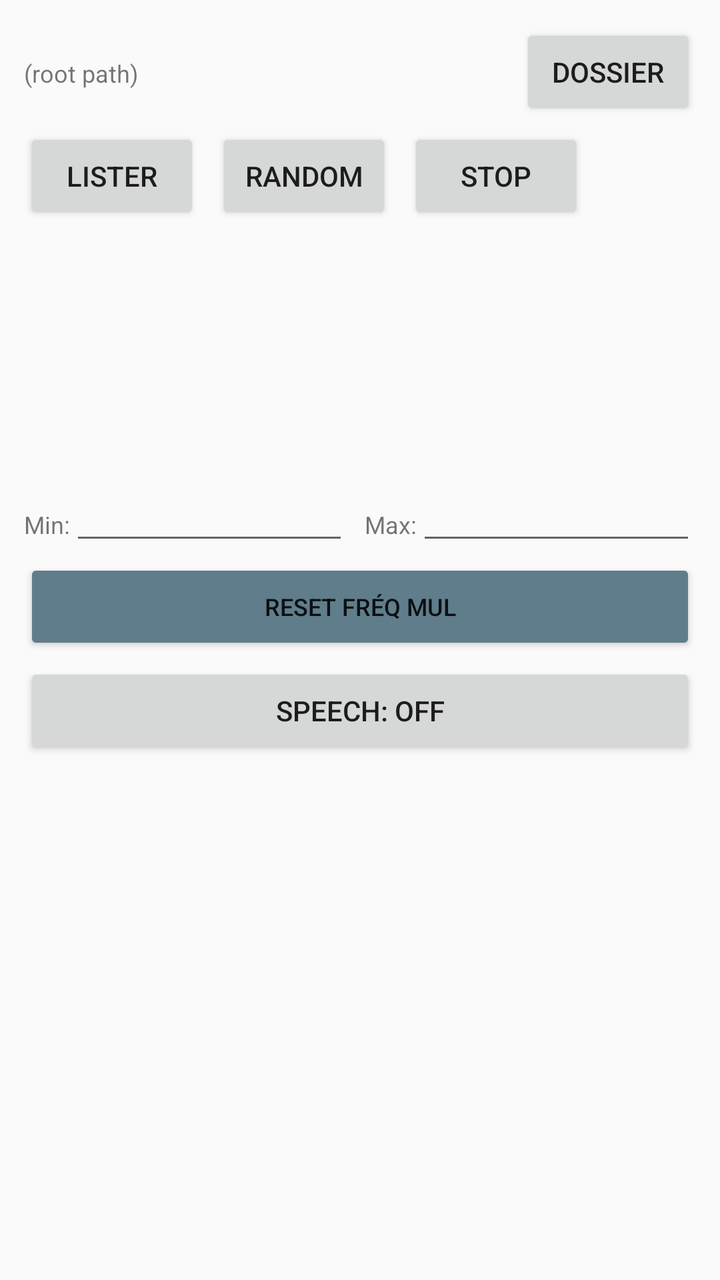
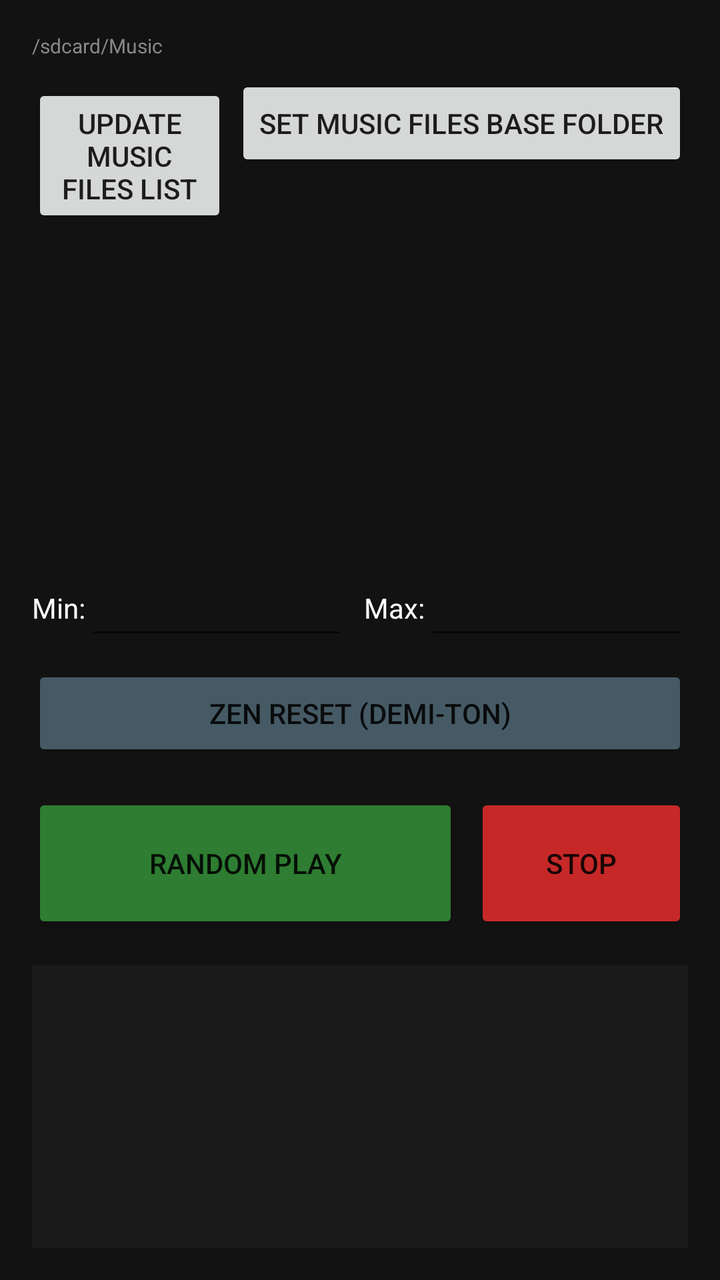

Two renders of the same Android screen: before a commit and after it. Below are the layout's source before the change and the commit's diff.
<!-- AndroidManifest.xml: application theme Theme.AppCompat.DayNight.NoActionBar -->
<!-- res/layout/activity_freqmul.xml -->
<?xml version="1.0" encoding="utf-8"?>
<LinearLayout xmlns:android="http://schemas.android.com/apk/res/android"
    android:layout_width="match_parent"
    android:layout_height="match_parent"
    android:orientation="vertical"
    android:padding="12dp">

    <LinearLayout
        android:layout_width="match_parent"
        android:layout_height="wrap_content"
        android:orientation="horizontal">
        <TextView android:id="@+id/text_root_path" android:layout_width="0dp" android:layout_height="wrap_content" android:layout_weight="1" android:text="(root path)" android:textSize="12sp" />
        <Button android:id="@+id/button_root_rep" android:layout_width="wrap_content" android:layout_height="wrap_content" android:text="Dossier" />
    </LinearLayout>

    <LinearLayout
        android:layout_width="match_parent"
        android:layout_height="wrap_content"
        android:orientation="horizontal"
        android:layout_marginTop="4dp">
        <Button android:id="@+id/button_list_mp3" android:layout_width="wrap_content" android:layout_height="wrap_content" android:text="Lister" />
        <Button android:id="@+id/button_play_random" android:layout_width="wrap_content" android:layout_height="wrap_content" android:layout_marginStart="8dp" android:text="Random" />
        <Button android:id="@+id/button_stop" android:layout_width="wrap_content" android:layout_height="wrap_content" android:layout_marginStart="8dp" android:text="Stop" />
    </LinearLayout>

    <ListView android:id="@+id/list_mp3" android:layout_width="match_parent" android:layout_height="120dp" android:layout_marginTop="4dp" />

    <LinearLayout
        android:layout_width="match_parent"
        android:layout_height="wrap_content"
        android:orientation="horizontal"
        android:layout_marginTop="8dp">
        <TextView android:layout_width="wrap_content" android:layout_height="wrap_content" android:text="Min:" android:textSize="12sp" />
        <EditText android:id="@+id/edit_mul_min" android:layout_width="0dp" android:layout_height="wrap_content" android:layout_weight="1" android:inputType="numberDecimal" android:textSize="12sp" />
        <TextView android:layout_width="wrap_content" android:layout_height="wrap_content" android:layout_marginStart="8dp" android:text="Max:" android:textSize="12sp" />
        <EditText android:id="@+id/edit_mul_max" android:layout_width="0dp" android:layout_height="wrap_content" android:layout_weight="1" android:inputType="numberDecimal" android:textSize="12sp" />
    </LinearLayout>

    <Button android:id="@+id/button_reset_freq" 
        android:layout_width="match_parent" 
        android:layout_height="wrap_content" 
        android:text="reset fréq mul" 
        android:layout_marginTop="2dp"
        android:textSize="12sp"
        android:backgroundTint="#607D8B" />

    <Button android:id="@+id/button_toggle_speech" android:layout_width="match_parent" android:layout_height="wrap_content" android:text="Speech: OFF" android:layout_marginTop="4dp" />

    <FrameLayout android:id="@+id/cam_container" android:layout_width="match_parent" android:layout_height="140dp" android:layout_marginTop="8dp" />

    <ScrollView
        android:id="@+id/scroll_transcript"
        android:layout_width="match_parent"
        android:layout_height="0dp"
        android:layout_weight="1"
        android:layout_marginTop="8dp">
        <TextView android:id="@+id/text_transcript" android:layout_width="match_parent" android:layout_height="wrap_content" android:textSize="11sp" />
    </ScrollView>
</LinearLayout>
<!-- resources referenced by this layout -->
<resources>

</resources>

<!-- the commit's change to res/layout/activity_freqmul.xml (unified diff, before → after) -->
@@ -3,57 +3,41 @@
     android:layout_width="match_parent"
     android:layout_height="match_parent"
     android:orientation="vertical"
-    android:padding="12dp">
+    android:background="#121212"
+    android:padding="16dp">
+
+    <TextView android:id="@+id/text_root_path" 
+        android:layout_width="match_parent" android:layout_height="wrap_content" 
+        android:text="/sdcard/Music" android:textColor="#888888" android:textSize="10sp" />
 
     <LinearLayout
-        android:layout_width="match_parent"
-        android:layout_height="wrap_content"
-        android:orientation="horizontal">
-        <TextView android:id="@+id/text_root_path" android:layout_width="0dp" android:layout_height="wrap_content" android:layout_weight="1" android:text="(root path)" android:textSize="12sp" />
-        <Button android:id="@+id/button_root_rep" android:layout_width="wrap_content" android:layout_height="wrap_content" android:text="Dossier" />
+        android:layout_width="match_parent" android:layout_height="wrap_content"
+        android:orientation="horizontal" android:layout_marginTop="8dp">
+        <Button android:id="@+id/button_list_mp3" android:layout_width="0dp" android:layout_height="wrap_content" android:layout_weight="1" android:text="Update Music Files List" />
+        <Button android:id="@+id/button_root_rep" android:layout_width="wrap_content" android:layout_height="wrap_content" android:text="Set Music Files Base Folder" android:layout_marginStart="4dp"/>
     </LinearLayout>
 
+    <ListView android:id="@+id/list_mp3" android:layout_width="match_parent" android:layout_height="150dp" android:layout_marginTop="8dp" android:divider="#333333" android:dividerHeight="1dp" />
+
     <LinearLayout
-        android:layout_width="match_parent"
-        android:layout_height="wrap_content"
-        android:orientation="horizontal"
-        android:layout_marginTop="4dp">
-        <Button android:id="@+id/button_list_mp3" android:layout_width="wrap_content" android:layout_height="wrap_content" android:text="Lister" />
-        <Button android:id="@+id/button_play_random" android:layout_width="wrap_content" android:layout_height="wrap_content" android:layout_marginStart="8dp" android:text="Random" />
-        <Button android:id="@+id/button_stop" android:layout_width="wrap_content" android:layout_height="wrap_content" android:layout_marginStart="8dp" android:text="Stop" />
+        android:layout_width="match_parent" android:layout_height="wrap_content"
+        android:orientation="horizontal" android:layout_marginTop="16dp" android:gravity="center_vertical">
+        <TextView android:layout_width="wrap_content" android:layout_height="wrap_content" android:text="Min:" android:textColor="#FFFFFF" />
+        <EditText android:id="@+id/edit_mul_min" android:layout_width="0dp" android:layout_height="wrap_content" android:layout_weight="1" android:textColor="#00FF00" android:inputType="numberDecimal" />
+        <TextView android:layout_width="wrap_content" android:layout_height="wrap_content" android:layout_marginStart="8dp" android:text="Max:" android:textColor="#FFFFFF" />
+        <EditText android:id="@+id/edit_mul_max" android:layout_width="0dp" android:layout_height="wrap_content" android:layout_weight="1" android:textColor="#00FF00" android:inputType="numberDecimal" />
     </LinearLayout>
 
-    <ListView android:id="@+id/list_mp3" android:layout_width="match_parent" android:layout_height="120dp" android:layout_marginTop="4dp" />
+    <Button android:id="@+id/button_reset_freq" android:layout_width="match_parent" android:layout_height="wrap_content" android:text="Zen Reset (Demi-ton)" android:backgroundTint="#455A64" android:layout_marginTop="8dp" />
 
     <LinearLayout
-        android:layout_width="match_parent"
-        android:layout_height="wrap_content"
-        android:orientation="horizontal"
-        android:layout_marginTop="8dp">
-        <TextView android:layout_width="wrap_content" android:layout_height="wrap_content" android:text="Min:" android:textSize="12sp" />
-        <EditText android:id="@+id/edit_mul_min" android:layout_width="0dp" android:layout_height="wrap_content" android:layout_weight="1" android:inputType="numberDecimal" android:textSize="12sp" />
-        <TextView android:layout_width="wrap_content" android:layout_height="wrap_content" android:layout_marginStart="8dp" android:text="Max:" android:textSize="12sp" />
-        <EditText android:id="@+id/edit_mul_max" android:layout_width="0dp" android:layout_height="wrap_content" android:layout_weight="1" android:inputType="numberDecimal" android:textSize="12sp" />
+        android:layout_width="match_parent" android:layout_height="wrap_content"
+        android:orientation="horizontal" android:layout_marginTop="16dp">
+        <Button android:id="@+id/button_play_random" android:layout_width="0dp" android:layout_height="70dp" android:layout_weight="2" android:text="Random Play" android:backgroundTint="#2E7D32" />
+        <Button android:id="@+id/button_stop" android:layout_width="0dp" android:layout_height="70dp" android:layout_weight="1" android:text="STOP" android:backgroundTint="#C62828" android:layout_marginStart="8dp" />
     </LinearLayout>
 
-    <Button android:id="@+id/button_reset_freq" 
-        android:layout_width="match_parent" 
-        android:layout_height="wrap_content" 
-        android:text="reset fréq mul" 
-        android:layout_marginTop="2dp"
-        android:textSize="12sp"
-        android:backgroundTint="#607D8B" />
-
-    <Button android:id="@+id/button_toggle_speech" android:layout_width="match_parent" android:layout_height="wrap_content" android:text="Speech: OFF" android:layout_marginTop="4dp" />
-
-    <FrameLayout android:id="@+id/cam_container" android:layout_width="match_parent" android:layout_height="140dp" android:layout_marginTop="8dp" />
-
-    <ScrollView
-        android:id="@+id/scroll_transcript"
-        android:layout_width="match_parent"
-        android:layout_height="0dp"
-        android:layout_weight="1"
-        android:layout_marginTop="8dp">
-        <TextView android:id="@+id/text_transcript" android:layout_width="match_parent" android:layout_height="wrap_content" android:textSize="11sp" />
+    <ScrollView android:id="@+id/scroll_transcript" android:layout_width="match_parent" android:layout_height="match_parent" android:layout_marginTop="16dp" android:background="#1A1A1A" android:padding="8dp">
+        <TextView android:id="@+id/text_transcript" android:layout_width="match_parent" android:layout_height="wrap_content" android:textColor="#00FF00" android:textSize="12sp" android:fontFamily="monospace" />
     </ScrollView>
 </LinearLayout>
